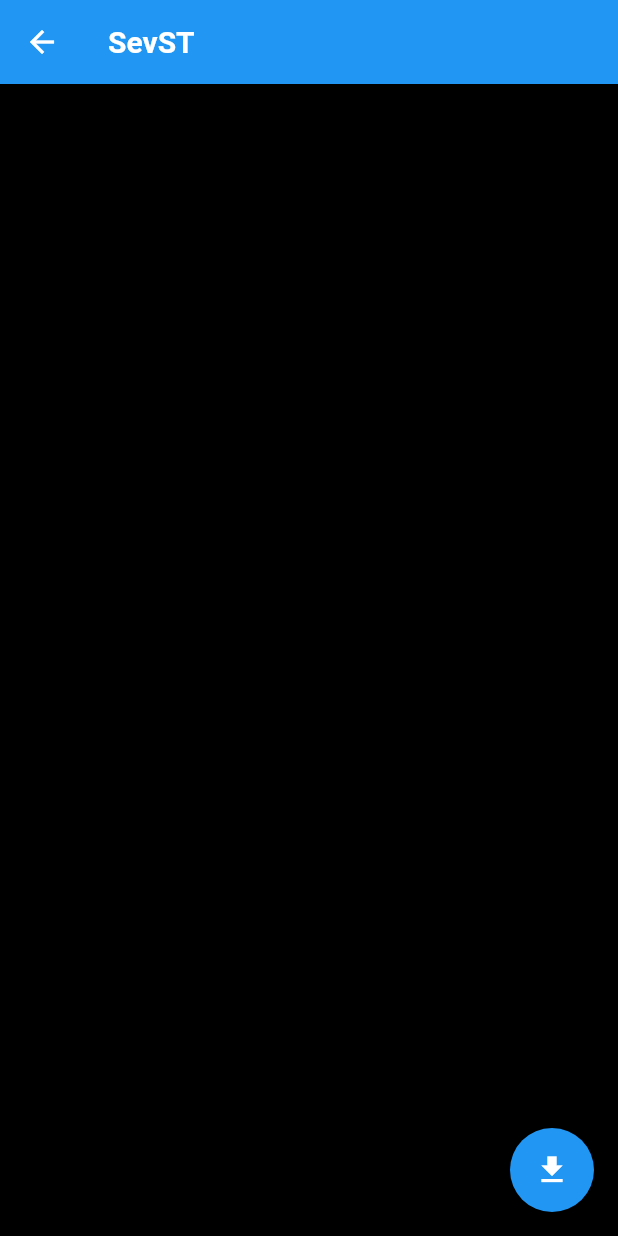
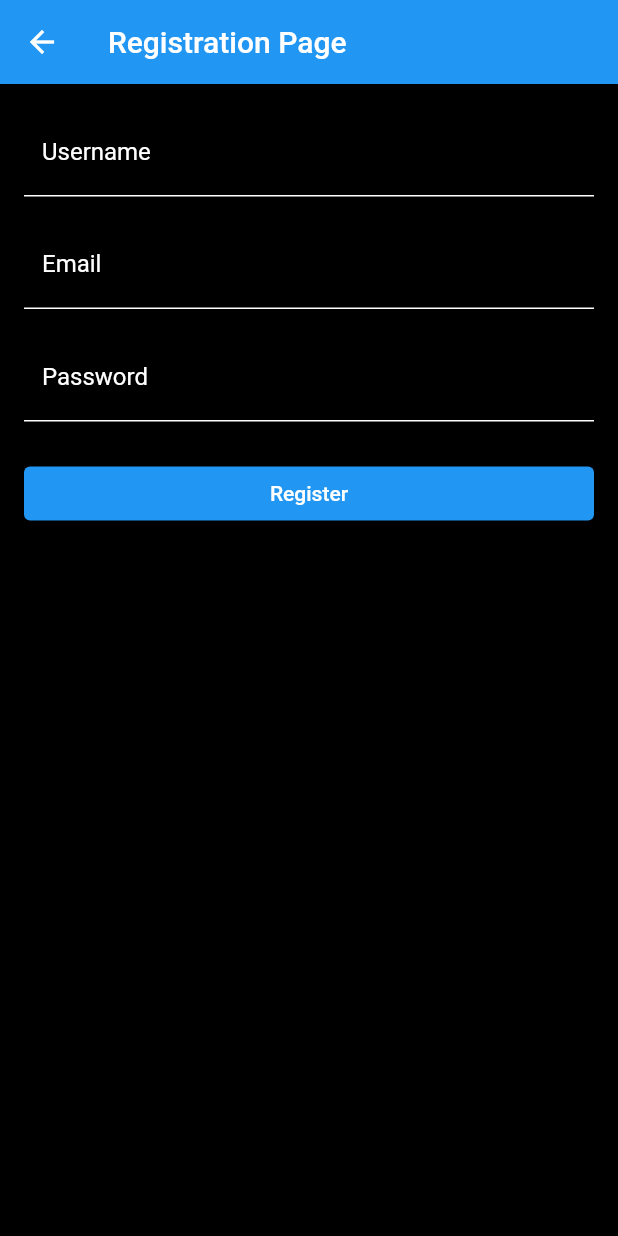
Before and after one commit to Rusy13/FlutterApp, a Flutter app: the screen it shows after launch, after a tap on the "airplanemode active" icon, on a phone screen of 412 x 824 dp. Run offline on Flutter 3.47's test engine with Material 2 defaults, Android fonts, the light colour scheme and no system bars; our stand-ins replace dio; missing offline and left inert: postgres; network calls fail.

Commit message:
registration page

```diff
--- a/lib/main.dart
+++ b/lib/main.dart
@@ -1,8 +1,11 @@
 import 'package:flutter/material.dart';
 import 'package:flutter_pr1/repositories/services/routes.dart';
+// import 'package:flutter_pr1/repositories/services/database.dart';
+
 
 void main() {
   runApp(const MyApp());
+  //  connectToDatabase();
 }
 
 class MyApp extends StatelessWidget {
@@ -14,7 +17,7 @@ class MyApp extends StatelessWidget {
       title: 'Flutter Demo',
       theme: ThemeData(
         primarySwatch: Colors.blue,
-        scaffoldBackgroundColor: Colors.black,
+        scaffoldBackgroundColor: Color.fromARGB(255, 0, 0, 0),
       ),
       routes: routes,
     );
--- /dev/null
+++ b/lib/repositories/services/database.dart
@@ -0,0 +1,23 @@
+import 'package:postgres/postgres.dart';
+import 'package:flutter_pr1/repositories/services/database_connection.dart';
+
+Future<void> registerUser(String email, String username, String password) async {
+  final connection = await getConnection();
+
+  try {
+    await connection.query(
+      'INSERT INTO users (email, username, password) VALUES (@email, @username, @password)',
+      substitutionValues: {
+        'email': email,
+        'username': username,
+        'password': password,
+      },
+    );
+
+    print('User registered successfully');
+  } catch (e) {
+    print('Error registering user: $e');
+  } finally {
+    await connection.close();
+  }
+}
--- a/lib/repositories/services/routes.dart
+++ b/lib/repositories/services/routes.dart
@@ -2,9 +2,11 @@ import 'package:flutter/material.dart';
 import 'package:flutter_pr1/repositories/views/rate.dart';
 import 'package:flutter_pr1/repositories/views/home_page.dart';
 import 'package:flutter_pr1/repositories/views/aftermain_page.dart';
+import 'package:flutter_pr1/repositories/views/registration_page.dart';
 
 final Map<String, WidgetBuilder> routes = {
   '/': (context) => const HomePage(),
   '/page2': (context) => const MyHomePage(),
   '/page1bit': (context) => const BitPage(),
+  '/registrationpage': (context) => RegistrationPage(),
 };
--- a/lib/repositories/views/home_page.dart
+++ b/lib/repositories/views/home_page.dart
@@ -12,7 +12,7 @@ class HomePage extends StatelessWidget {
           children: <Widget>[
             FloatingActionButton(
               onPressed: (){
-                Navigator.of(context).pushNamed('/page2');
+                Navigator.of(context).pushNamed('/registrationpage');
               },
               tooltip: 'Main',
               child: const Icon(Icons.airplanemode_on),
--- /dev/null
+++ b/lib/repositories/views/registration_page.dart
@@ -0,0 +1,143 @@
+import 'package:flutter/material.dart';
+import 'package:flutter_pr1/repositories/services/database.dart';
+
+class RegistrationPage extends StatelessWidget {
+  @override
+  Widget build(BuildContext context) {
+    return Scaffold(
+      appBar: AppBar(
+        title: Text('Registration Page'),
+      ),
+      body: Padding(
+        padding: const EdgeInsets.all(16.0),
+        child: RegistrationForm(),
+      ),
+    );
+  }
+}
+
+class RegistrationForm extends StatefulWidget {
+  @override
+  _RegistrationFormState createState() => _RegistrationFormState();
+}
+
+class _RegistrationFormState extends State<RegistrationForm> {
+  final _formKey = GlobalKey<FormState>();
+  String _username = '';
+  String _email = '';
+  String _password = '';
+
+  @override
+  Widget build(BuildContext context) {
+    return Form(
+      key: _formKey,
+      child: Column(
+        crossAxisAlignment: CrossAxisAlignment.stretch,
+        children: <Widget>[
+          TextFormField(
+            style: TextStyle(color: Colors.white), // Цвет текста в форме
+            decoration: InputDecoration(
+              labelText: 'Username',
+              labelStyle: TextStyle(color: Colors.white), // Цвет текста метки
+              enabledBorder: UnderlineInputBorder(
+                borderSide: BorderSide(
+                    color: Colors.white), // Цвет границы, когда форма неактивна
+              ),
+              focusedBorder: UnderlineInputBorder(
+                borderSide: BorderSide(
+                    color: Colors.white), // Цвет границы, когда форма активна
+              ),
+              fillColor: const Color.fromARGB(255, 0, 0, 0), // Цвет фона формы
+              filled: true, // Установите true, чтобы заливка фона работала
+            ),
+
+            validator: (value) {
+              if (value?.isEmpty ?? true) {
+                return 'Please enter your username';
+              }
+              return null;
+            },
+            onSaved: (value) {
+              _username = value!;
+            },
+          ),
+          SizedBox(height: 16),
+          TextFormField(
+            style: TextStyle(color: Colors.white), // Цвет текста в форме
+            decoration: InputDecoration(
+              labelText: 'Email',
+              labelStyle: TextStyle(color: Colors.white), // Цвет текста метки
+              enabledBorder: UnderlineInputBorder(
+                borderSide: BorderSide(
+                    color: Colors.white), // Цвет границы, когда форма неактивна
+              ),
+              focusedBorder: UnderlineInputBorder(
+                borderSide: BorderSide(
+                    color: Colors.white), // Цвет границы, когда форма активна
+              ),
+              fillColor: const Color.fromARGB(255, 0, 0, 0), // Цвет фона формы
+              filled: true, // Установите true, чтобы заливка фона работала
+            ),
+            validator: (value) {
+              if (value?.isEmpty ?? true) {
+                return 'Please enter your email';
+              }
+              return null;
+            },
+            onSaved: (value) {
+              _email = value!;
+            },
+          ),
+          SizedBox(height: 16),
+          TextFormField(
+            obscureText: true,
+            style: TextStyle(color: Colors.white), // Цвет текста в форме
+            decoration: InputDecoration(
+              labelText: 'Password',
+              labelStyle: TextStyle(color: Colors.white), // Цвет текста метки
+              enabledBorder: UnderlineInputBorder(
+                borderSide: BorderSide(
+                    color: Colors.white), // Цвет границы, когда форма неактивна
+              ),
+              focusedBorder: UnderlineInputBorder(
+                borderSide: BorderSide(
+                    color: Colors.white), // Цвет границы, когда форма активна
+              ),
+              fillColor: const Color.fromARGB(255, 0, 0, 0), // Цвет фона формы
+              filled: true, // Установите true, чтобы заливка фона работала
+            ),
+            validator: (value) {
+              if (value?.isEmpty ?? true) {
+                return 'Please enter your password';
+              }
+              return null;
+            },
+            onSaved: (value) {
+              _password = value!;
+            },
+          ),
+          SizedBox(height: 24),
+          ElevatedButton(
+            onPressed: () {
+              if (_formKey.currentState!.validate()) {
+                _formKey.currentState!.save();
+                // Здесь вы можете отправить данные регистрации на сервер или выполнить другие действия
+                print('Username: $_username');
+                print('Email: $_email');
+                print('Password: $_password');
+                registerUser(_email, _username, _password);
+              }
+              Navigator.of(context).pushNamed('/page2');
+            },
+            child: Text(
+              'Register',
+              style: TextStyle(
+                color: Colors.white),
+              ),
+
+          ),
+        ],
+      ),
+    );
+  }
+}
--- a/pubspec.yaml
+++ b/pubspec.yaml
@@ -31,6 +31,7 @@ dependencies:
   flutter:
     sdk: flutter
   dio: ^5.2.1+1
+  postgres: ^2.3.2
 
 
   # The following adds the Cupertino Icons font to your application.
```
Also changed, not shown: pubspec.lock, 1 other file.
